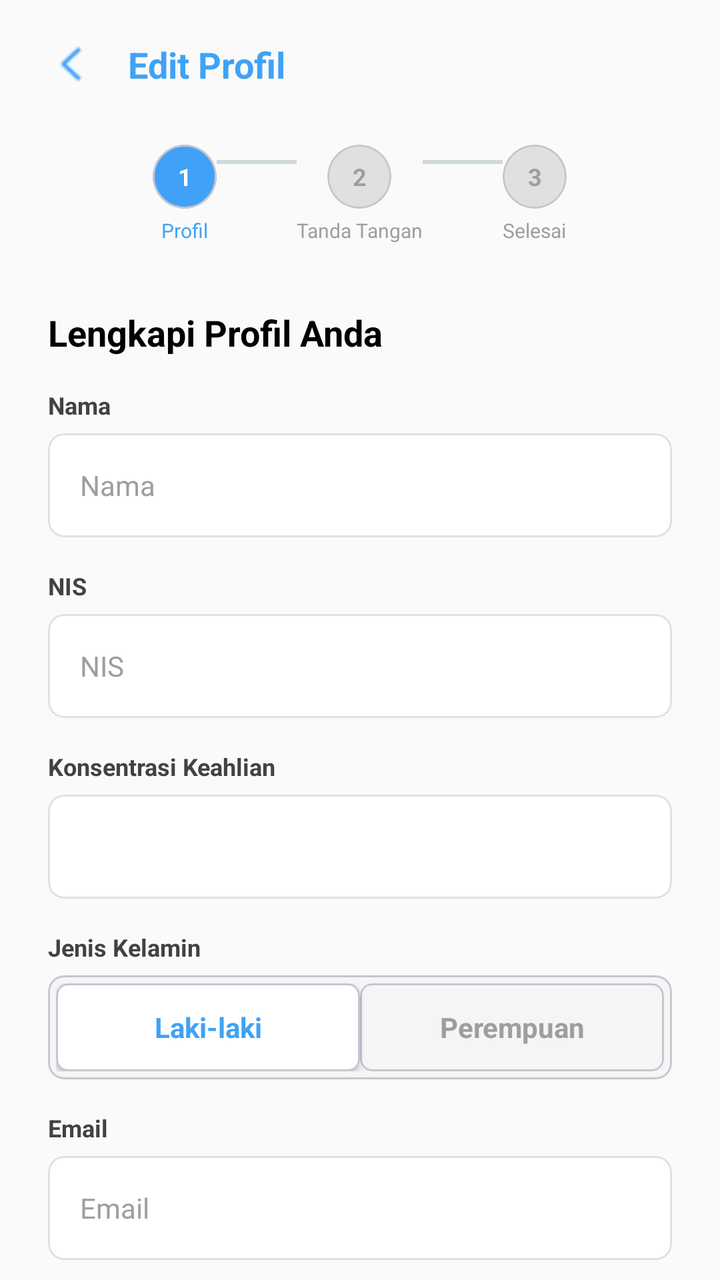
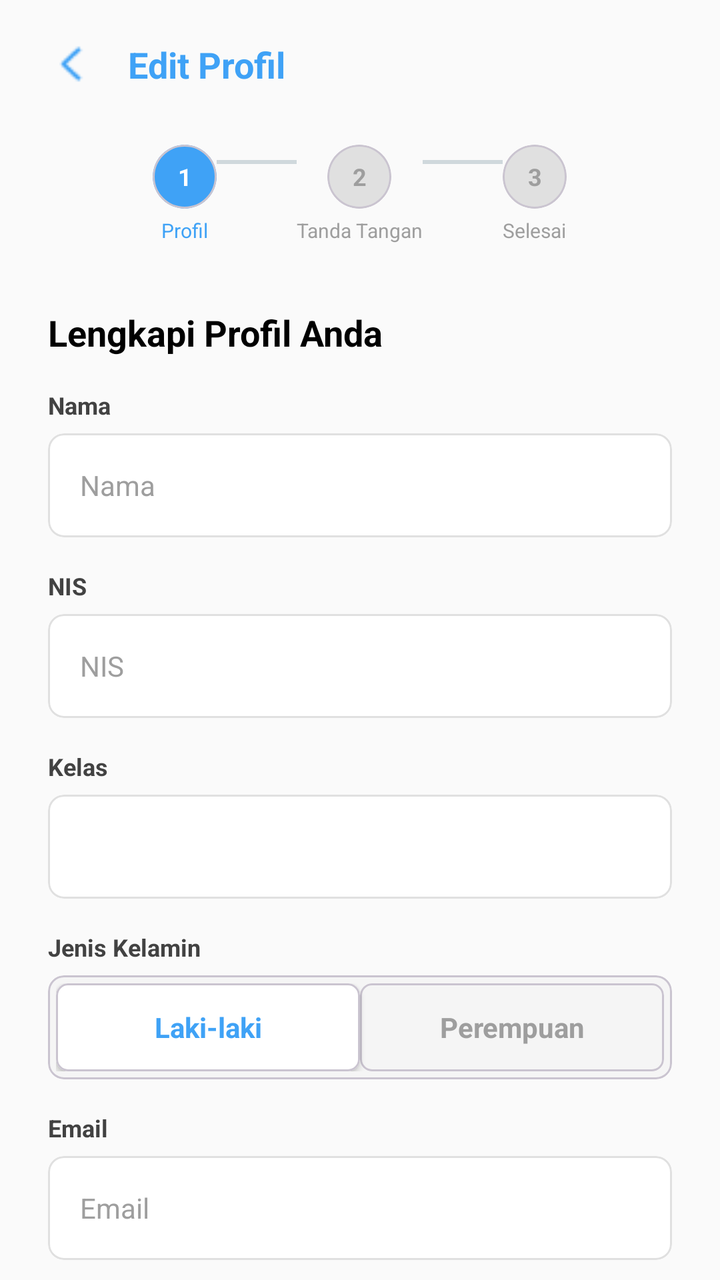

Screens rendered from an Android XML layout before and after an edit, with the pre-edit source and the edit as a unified diff.
<!-- AndroidManifest.xml: application theme Theme.AndroidELetter -->
<!-- res/layout/halaman_edit_profil_siswa.xml -->
<?xml version="1.0" encoding="utf-8"?>
<androidx.constraintlayout.widget.ConstraintLayout xmlns:android="http://schemas.android.com/apk/res/android"
    xmlns:app="http://schemas.android.com/apk/res-auto"
    xmlns:tools="http://schemas.android.com/tools"
    android:layout_width="match_parent"
    android:layout_height="match_parent"
    android:background="#FAFAFA"
    tools:context=".halaman_edit_profil_siswa">

    
    <LinearLayout
        android:id="@+id/header_layout"
        android:layout_width="match_parent"
        android:layout_height="wrap_content"
        android:gravity="center_vertical"
        android:orientation="horizontal"
        android:paddingHorizontal="24dp"
        android:paddingVertical="20dp"
        app:layout_constraintTop_toTopOf="parent">

        <ImageView
            android:id="@+id/btn_back"
            android:layout_width="24dp"
            android:layout_height="24dp"
            android:src="@drawable/tombol_back"
            app:tint="#3FA2F6" />

        <TextView
            android:layout_width="wrap_content"
            android:layout_height="wrap_content"
            android:layout_marginStart="16dp"
            android:text="Edit Profil"
            android:textColor="#3FA2F6"
            android:textSize="18sp"
            android:textStyle="bold" />
    </LinearLayout>

    <ScrollView
        android:layout_width="match_parent"
        android:layout_height="0dp"
        android:clipToPadding="false"
        android:paddingBottom="24dp"
        android:scrollbars="none"
        app:layout_constraintBottom_toBottomOf="parent"
        app:layout_constraintTop_toBottomOf="@+id/header_layout">

        <LinearLayout
            android:layout_width="match_parent"
            android:layout_height="wrap_content"
            android:orientation="vertical"
            android:paddingHorizontal="24dp">

            
            <LinearLayout
                android:layout_width="match_parent"
                android:layout_height="wrap_content"
                android:layout_marginTop="8dp"
                android:layout_marginBottom="32dp"
                android:gravity="center"
                android:orientation="horizontal">

                
                <LinearLayout android:layout_width="wrap_content" android:layout_height="wrap_content" android:orientation="vertical" android:gravity="center">
                    <com.google.android.material.card.MaterialCardView android:layout_width="32dp" android:layout_height="32dp" app:cardBackgroundColor="#3FA2F6" app:cardCornerRadius="16dp" app:cardElevation="0dp">
                        <TextView android:layout_width="match_parent" android:layout_height="match_parent" android:gravity="center" android:text="1" android:textColor="@color/white" android:textSize="12sp" android:textStyle="bold" />
                    </com.google.android.material.card.MaterialCardView>
                    <TextView android:layout_width="wrap_content" android:layout_height="wrap_content" android:layout_marginTop="4dp" android:text="Profil" android:textColor="#3FA2F6" android:textSize="10sp" />
                </LinearLayout>

                <View android:layout_width="40dp" android:layout_height="2dp" android:layout_marginBottom="16dp" android:background="#CFD8DC" />

                
                <LinearLayout android:layout_width="wrap_content" android:layout_height="wrap_content" android:orientation="vertical" android:gravity="center">
                    <com.google.android.material.card.MaterialCardView android:layout_width="32dp" android:layout_height="32dp" app:cardBackgroundColor="#E0E0E0" app:cardCornerRadius="16dp" app:cardElevation="0dp">
                        <TextView android:layout_width="match_parent" android:layout_height="match_parent" android:gravity="center" android:text="2" android:textColor="#9E9E9E" android:textSize="12sp" android:textStyle="bold" />
                    </com.google.android.material.card.MaterialCardView>
                    <TextView android:layout_width="wrap_content" android:layout_height="wrap_content" android:layout_marginTop="4dp" android:text="Tanda Tangan" android:textColor="#9E9E9E" android:textSize="10sp" />
                </LinearLayout>

                <View android:layout_width="40dp" android:layout_height="2dp" android:layout_marginBottom="16dp" android:background="#CFD8DC" />

                
                <LinearLayout android:layout_width="wrap_content" android:layout_height="wrap_content" android:orientation="vertical" android:gravity="center">
                    <com.google.android.material.card.MaterialCardView android:layout_width="32dp" android:layout_height="32dp" app:cardBackgroundColor="#E0E0E0" app:cardCornerRadius="16dp" app:cardElevation="0dp">
                        <TextView android:layout_width="match_parent" android:layout_height="match_parent" android:gravity="center" android:text="3" android:textColor="#9E9E9E" android:textSize="12sp" android:textStyle="bold" />
                    </com.google.android.material.card.MaterialCardView>
                    <TextView android:layout_width="wrap_content" android:layout_height="wrap_content" android:layout_marginTop="4dp" android:text="Selesai" android:textColor="#9E9E9E" android:textSize="10sp" />
                </LinearLayout>
            </LinearLayout>

            <TextView
                android:layout_width="wrap_content"
                android:layout_height="wrap_content"
                android:layout_marginBottom="16dp"
                android:text="Lengkapi Profil Anda"
                android:textColor="@android:color/black"
                android:textSize="18sp"
                android:textStyle="bold" />

            
            <TextView android:layout_width="wrap_content" android:layout_height="wrap_content" android:layout_marginBottom="6dp" android:text="Nama" android:textColor="#424242" android:textSize="12sp" android:textStyle="bold" />
            <com.google.android.material.card.MaterialCardView android:layout_width="match_parent" android:layout_height="52dp" android:layout_marginBottom="16dp" app:cardBackgroundColor="@color/white" app:cardCornerRadius="8dp" app:cardElevation="0dp" app:strokeColor="#E0E0E0" app:strokeWidth="1dp">
                <EditText android:id="@+id/et_nama" android:layout_width="match_parent" android:layout_height="match_parent" android:background="@null" android:hint="Nama" android:paddingHorizontal="16dp" android:textColor="@android:color/black" android:textColorHint="#9E9E9E" android:textSize="14sp" />
            </com.google.android.material.card.MaterialCardView>

            
            <TextView android:layout_width="wrap_content" android:layout_height="wrap_content" android:layout_marginBottom="6dp" android:text="NIS" android:textColor="#424242" android:textSize="12sp" android:textStyle="bold" />
            <com.google.android.material.card.MaterialCardView android:layout_width="match_parent" android:layout_height="52dp" android:layout_marginBottom="16dp" app:cardBackgroundColor="@color/white" app:cardCornerRadius="8dp" app:cardElevation="0dp" app:strokeColor="#E0E0E0" app:strokeWidth="1dp">
                <EditText android:id="@+id/et_nis" android:layout_width="match_parent" android:layout_height="match_parent" android:background="@null" android:hint="NIS" android:inputType="number" android:paddingHorizontal="16dp" android:textColor="@android:color/black" android:textColorHint="#9E9E9E" android:textSize="14sp" />
            </com.google.android.material.card.MaterialCardView>

            
            <TextView android:layout_width="wrap_content" android:layout_height="wrap_content" android:layout_marginBottom="6dp" android:text="Konsentrasi Keahlian" android:textColor="#424242" android:textSize="12sp" android:textStyle="bold" />
            <com.google.android.material.card.MaterialCardView android:layout_width="match_parent" android:layout_height="52dp" android:layout_marginBottom="16dp" app:cardBackgroundColor="@color/white" app:cardCornerRadius="8dp" app:cardElevation="0dp" app:strokeColor="#E0E0E0" app:strokeWidth="1dp">
                
                <Spinner android:id="@+id/spinner_keahlian" android:layout_width="match_parent" android:layout_height="match_parent" android:background="@null" android:paddingHorizontal="12dp" />
            </com.google.android.material.card.MaterialCardView>

            
            <TextView android:layout_width="wrap_content" android:layout_height="wrap_content" android:layout_marginBottom="6dp" android:text="Jenis Kelamin" android:textColor="#424242" android:textSize="12sp" android:textStyle="bold" />
            <com.google.android.material.card.MaterialCardView android:layout_width="match_parent" android:layout_height="52dp" android:layout_marginBottom="16dp" app:cardBackgroundColor="#F5F5F5" app:cardCornerRadius="8dp" app:cardElevation="0dp">
                <LinearLayout android:layout_width="match_parent" android:layout_height="match_parent" android:orientation="horizontal" android:padding="4dp">

                    <com.google.android.material.card.MaterialCardView android:id="@+id/card_laki" android:layout_width="0dp" android:layout_height="match_parent" android:layout_weight="1" app:cardBackgroundColor="@color/white" app:cardCornerRadius="6dp" app:cardElevation="2dp">
                        <TextView android:id="@+id/tv_laki" android:layout_width="match_parent" android:layout_height="match_parent" android:gravity="center" android:text="Laki-laki" android:textColor="#3FA2F6" android:textSize="14sp" android:textStyle="bold" />
                    </com.google.android.material.card.MaterialCardView>

                    <com.google.android.material.card.MaterialCardView android:id="@+id/card_perempuan" android:layout_width="0dp" android:layout_height="match_parent" android:layout_weight="1" app:cardBackgroundColor="#F5F5F5" app:cardCornerRadius="6dp" app:cardElevation="0dp">
                        <TextView android:id="@+id/tv_perempuan" android:layout_width="match_parent" android:layout_height="match_parent" android:gravity="center" android:text="Perempuan" android:textColor="#9E9E9E" android:textSize="14sp" android:textStyle="bold" />
                    </com.google.android.material.card.MaterialCardView>

                </LinearLayout>
            </com.google.android.material.card.MaterialCardView>

            
            <TextView android:layout_width="wrap_content" android:layout_height="wrap_content" android:layout_marginBottom="6dp" android:text="Email" android:textColor="#424242" android:textSize="12sp" android:textStyle="bold" />
            <com.google.android.material.card.MaterialCardView android:layout_width="match_parent" android:layout_height="52dp" android:layout_marginBottom="32dp" app:cardBackgroundColor="@color/white" app:cardCornerRadius="8dp" app:cardElevation="0dp" app:strokeColor="#E0E0E0" app:strokeWidth="1dp">
                <EditText android:id="@+id/et_email" android:layout_width="match_parent" android:layout_height="match_parent" android:background="@null" android:hint="Email" android:inputType="textEmailAddress" android:paddingHorizontal="16dp" android:textColor="@android:color/black" android:textColorHint="#9E9E9E" android:textSize="14sp" />
            </com.google.android.material.card.MaterialCardView>

            
            <com.google.android.material.button.MaterialButton
                android:id="@+id/btn_lanjut"
                android:layout_width="match_parent"
                android:layout_height="56dp"
                android:text="Lanjut ke Tanda Tangan →"
                android:textAllCaps="false"
                android:textSize="14sp"
                android:textStyle="bold"
                app:backgroundTint="#3FA2F6"
                app:cornerRadius="12dp" />

        </LinearLayout>
    </ScrollView>
</androidx.constraintlayout.widget.ConstraintLayout>
<!-- resources referenced by this layout -->
<resources>
  <color name="white">#FFFFFFFF</color>
  <!-- drawable tombol_back: png bitmap (drawable, 352 bytes) -->
  <style name="Theme.AndroidELetter" parent="Base.Theme.AndroidELetter" />
  <style name="Base.Theme.AndroidELetter" parent="Theme.Material3.DayNight.NoActionBar">
          
          
      </style>
</resources>

<!-- the commit's change to res/layout/halaman_edit_profil_siswa.xml (unified diff, before → after) -->
@@ -110,7 +110,7 @@
             </com.google.android.material.card.MaterialCardView>
 
             
-            <TextView android:layout_width="wrap_content" android:layout_height="wrap_content" android:layout_marginBottom="6dp" android:text="Konsentrasi Keahlian" android:textColor="#424242" android:textSize="12sp" android:textStyle="bold" />
+            <TextView android:layout_width="wrap_content" android:layout_height="wrap_content" android:layout_marginBottom="6dp" android:text="Kelas" android:textColor="#424242" android:textSize="12sp" android:textStyle="bold" />
             <com.google.android.material.card.MaterialCardView android:layout_width="match_parent" android:layout_height="52dp" android:layout_marginBottom="16dp" app:cardBackgroundColor="@color/white" app:cardCornerRadius="8dp" app:cardElevation="0dp" app:strokeColor="#E0E0E0" app:strokeWidth="1dp">
                 
                 <Spinner android:id="@+id/spinner_keahlian" android:layout_width="match_parent" android:layout_height="match_parent" android:background="@null" android:paddingHorizontal="12dp" />
